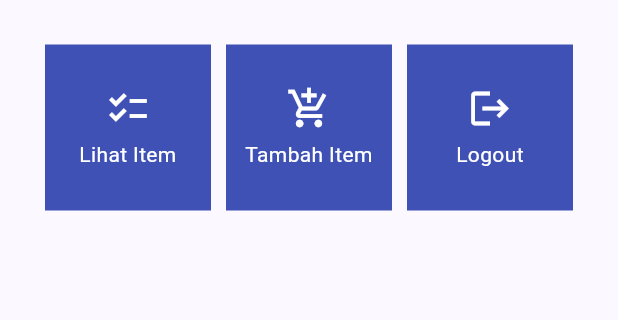
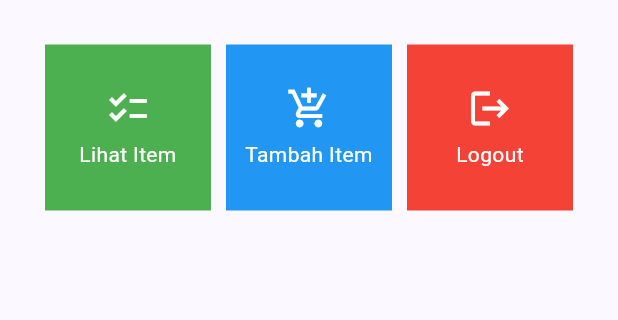
Before and after one commit to Deacher/pawnshop-mobile, a Flutter app: the screen it shows after launch, on a phone screen of 412 x 824 dp, the part 179-499 px from its top. Run offline on Flutter 3.47's test engine with Material 2 defaults, Android fonts, the phone set to English and light mode, and no system bars.

Commit message:
bonus tugas 7

```diff
--- a/lib/main.dart
+++ b/lib/main.dart
@@ -30,7 +30,7 @@
         // This works for code too, not just values: Most code changes can be
         // tested with just a hot reload.
         colorScheme: ColorScheme.fromSeed(seedColor: Colors.indigo),
-        appBarTheme: AppBarTheme(
+        appBarTheme: const AppBarTheme(
           backgroundColor: Colors.indigo,
         ),
         useMaterial3: true,
--- a/lib/menu.dart
+++ b/lib/menu.dart
@@ -3,9 +3,9 @@
 class MyHomePage extends StatelessWidget {
     MyHomePage({Key? key}) : super(key: key);
     final List<ShopItem> items = [
-    ShopItem("Lihat Item", Icons.checklist),
-    ShopItem("Tambah Item", Icons.add_shopping_cart),
-    ShopItem("Logout", Icons.logout),
+    ShopItem("Lihat Item", Icons.checklist, Colors.green),
+    ShopItem("Tambah Item", Icons.add_shopping_cart, Colors.blue),
+    ShopItem("Logout", Icons.logout, Colors.red),
     ];
     // This widget is the home page of your application. It is stateful, meaning
     // that it has a State object (defined below) that contains fields that affect
@@ -77,8 +77,9 @@
 class ShopItem {
   final String name;
   final IconData icon;
+  final Color color;
 
-  ShopItem(this.name, this.icon);
+  ShopItem(this.name, this.icon, this.color);
 }
 class ShopCard extends StatelessWidget {
   final ShopItem item;
@@ -88,7 +89,7 @@
   @override
   Widget build(BuildContext context) {
     return Material(
-      color: Colors.indigo,
+      color: item.color,
       child: InkWell(
         // Area responsive terhadap sentuhan
         onTap: () {
```
